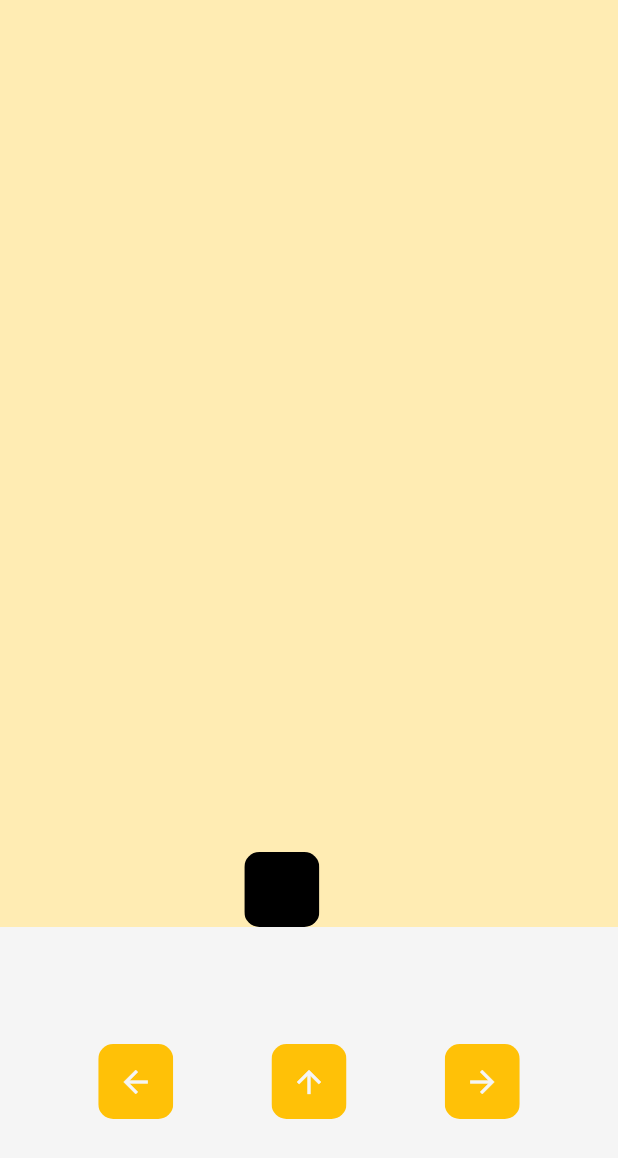
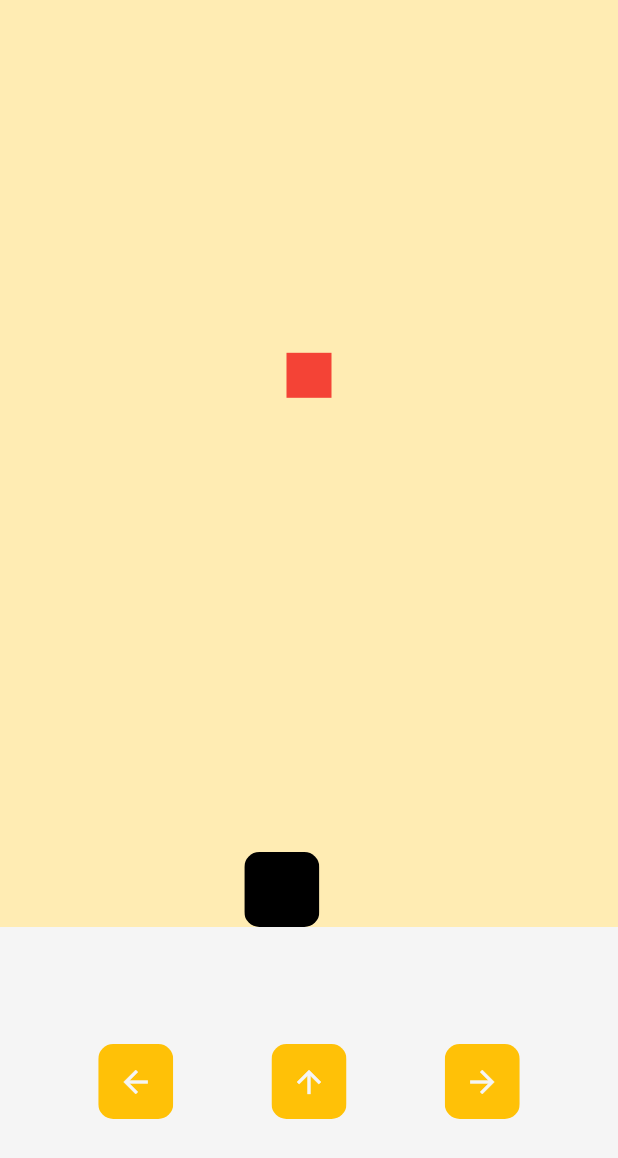
Before and after one commit to kwakyebrilliant/bubbleapp, a Flutter app: the screen it shows after launch, after a tap on the "arrow upward" icon, on a phone screen of 412 x 824 dp. Shown: the top 1158 px of the screen. Run offline on Flutter 3.47's test engine with Material 3 defaults, Android fonts, the phone set to English and light mode, and no system bars.

Commit message:
home updates

```diff
--- a/lib/homepage.dart
+++ b/lib/homepage.dart
@@ -1,4 +1,6 @@
 // ignore_for_file: deprecated_member_use
+
+import 'dart:async';
 
 import 'package:bubbleapp/button.dart';
 import 'package:bubbleapp/player.dart';
@@ -16,6 +18,11 @@ class _HomepageState extends State<Homepage> {
   //player variables
   double playerX = 0;
 
+  //missle variables
+  double missleX = 0;
+  double missleY = 1;
+
+  //move player left
   void moveLeft() {
     setState(() {
       if (playerX - 0.1 < -1) {
@@ -26,6 +33,7 @@ class _HomepageState extends State<Homepage> {
     });
   }
 
+  //move player right
   void moveRight() {
     setState(() {
       setState(() {
@@ -38,7 +46,13 @@ class _HomepageState extends State<Homepage> {
     });
   }
 
-  void fireMissle() {}
+  void fireMissle() {
+    Timer.periodic(Duration(milliseconds: 100), (timer) {
+      setState(() {
+        missleY -= 0.1;
+      });
+    });
+  }
 
   @override
   Widget build(BuildContext context) {
@@ -64,6 +78,14 @@ class _HomepageState extends State<Homepage> {
               child: Center(
                 child: Stack(
                   children: [
+                    Container(
+                      alignment: Alignment(missleX, missleY),
+                      child: Container(
+                        width: 30.0,
+                        height: 30.0,
+                        color: Colors.red,
+                      ),
+                    ),
                     MyPlayer(
                       playerX: playerX,
                     ),
```
